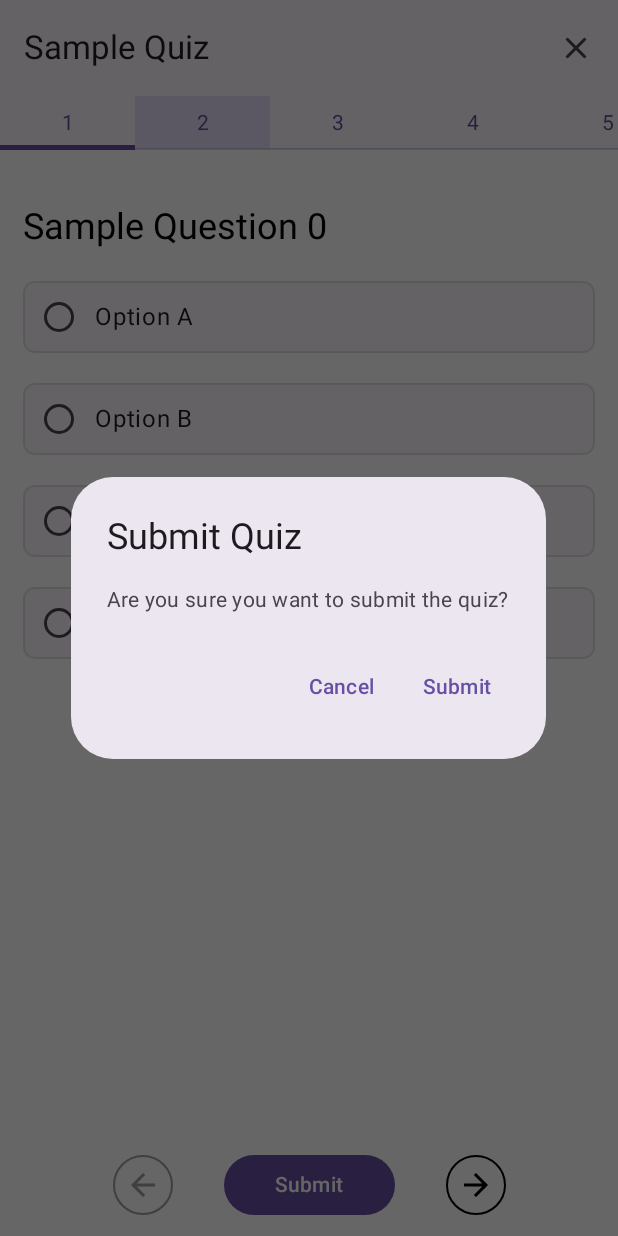
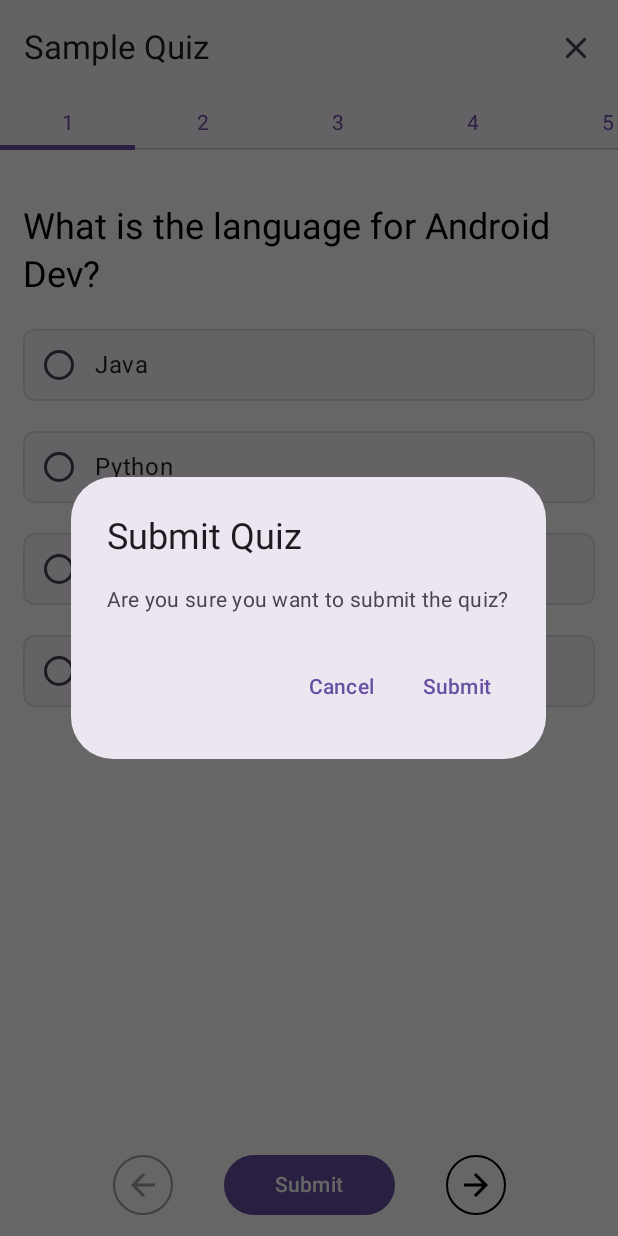
Before and after one commit to Abanoub-Nagy/QuizNotion, an Android app built with Jetpack Compose: the @Preview function PreviewQuizScreen, on a phone screen of 412 x 824 dp. Run offline under Robolectric (Android 15) with nearby library versions, the phone set to English and light mode, and no system bars.

```diff
--- a/app/src/main/java/com/example/quiznotion/presentation/quiz/QuizScreen.kt
+++ b/app/src/main/java/com/example/quiznotion/presentation/quiz/QuizScreen.kt
@@ -123,19 +123,19 @@ fun QuizScreenContent(
 @Preview(showBackground = true)
 @Composable
 private fun PreviewQuizScreen() {
-    val dummyQuestions = List(10) { index ->
+    val dummyQuestions = List(size = 10) { index ->
         QuizQuestion(
-            id = index.toString(),
+            id = "$index",
             topicCode = 1,
-            question = "Sample Question $index",
-            allOptions = listOf("Option A", "Option B", "Option C", "Option D"),
-            correctAnswer = "Option A",
-            explanation = "This is a sample explanation for question $index."
+            question = "What is the language for Android Dev?",
+            allOptions = listOf("Java", "Python", "Dart", "Kotlin"),
+            correctAnswer = "Kotlin",
+            explanation = "Some Explanation"
         )
     }
     val dummyAnswers = listOf(
-        UserAnswer(questionId = "1", selectedAnswer = "Option A"), // answered
-        UserAnswer(questionId = "3", selectedAnswer = ""), // unanswered
+        UserAnswer(questionId = "1", selectedAnswer = ""),
+        UserAnswer(questionId = "3", selectedAnswer = ""),
     )
     QuizScreen(
         state = QuizState(
--- a/app/src/main/java/com/example/quiznotion/presentation/result/ResultState.kt
+++ b/app/src/main/java/com/example/quiznotion/presentation/result/ResultState.kt
@@ -1,7 +1,12 @@
 package com.example.quiznotion.presentation.result
+
+import com.example.quiznotion.domain.model.QuizQuestion
+import com.example.quiznotion.domain.model.UserAnswer
 
 data class ResultState(
     val scorePercentage: Int = 0,
     val totalQuestions: Int = 0,
     val correctAnswers: Int = 0,
+    val quizQuestions: List<QuizQuestion> = emptyList(),
+    val userAnswers: List<UserAnswer> = emptyList()
 )
```
Also changed, not shown: app/src/main/java/com/example/quiznotion/presentation/result/ResultScreen.kt (+60 -1 lines), app/src/main/java/com/example/quiznotion/presentation/result/component/QuestionItem.kt (added, +72 -0 lines).
